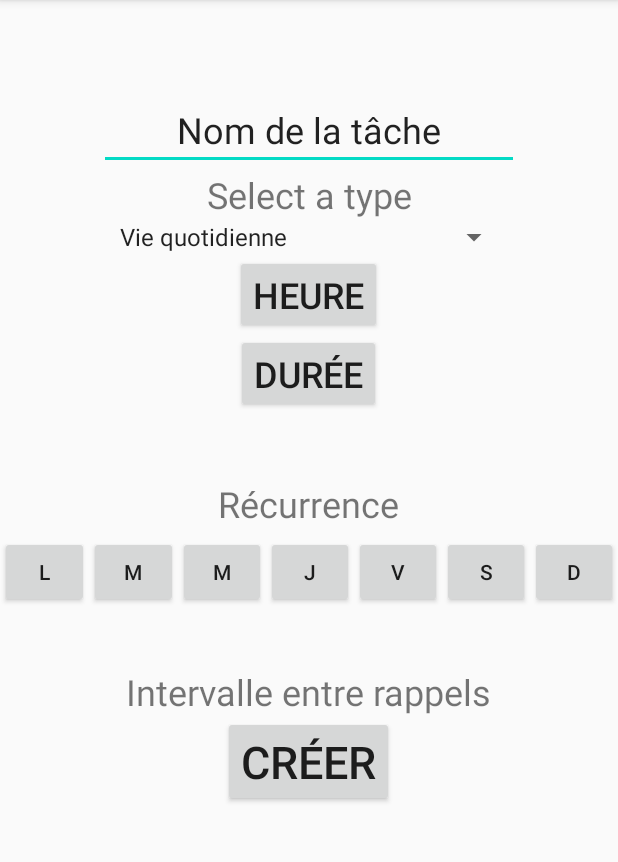
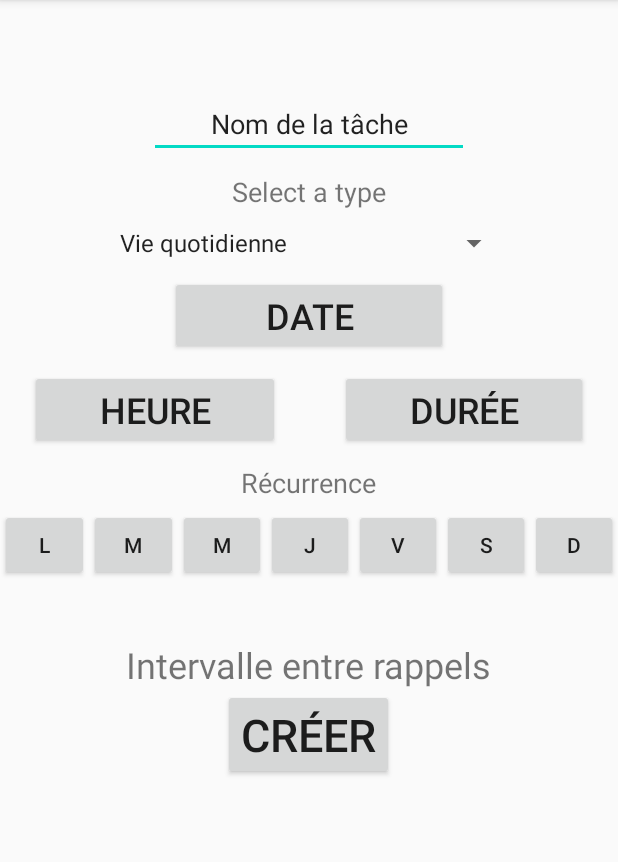
Before and after one commit to HeyCi/Schedule, an Android app: the TaskCreation screen opened directly, with no data from a screen before it, on a phone screen of 412 x 824 dp, the part 84-946 px from its top. Run offline under Robolectric (Android 15) with nearby library versions, the phone set to English and light mode, and no system bars; our stand-ins replace Firebase (no records; nobody signed in at launch, a user with empty details on screens opened directly).

Commit message:
activity in progress, some buttons missing

```diff
--- a/app/src/main/java/org/demo/schedule/TaskCreation.java
+++ b/app/src/main/java/org/demo/schedule/TaskCreation.java
@@ -21,6 +21,7 @@ public class TaskCreation extends AppCompatActivity {
     Button choose_hr_btn;
     Button choose_duree_btn;
     TimePickerDialog timePickerDialog;
+    Database bdd;
 
     @Override
     protected void onCreate(Bundle savedInstanceState) {
@@ -33,6 +34,10 @@ public class TaskCreation extends AppCompatActivity {
                 R.array.task_type, android.R.layout.simple_spinner_item);
         adapter.setDropDownViewResource(android.R.layout.simple_spinner_dropdown_item);
         spinner.setAdapter(adapter);
+
+        bdd = new Database();
+
+
 
 
         // Add a timePicker to choose the hour of the task
--- a/app/src/main/res/layout/activity_task_creation.xml
+++ b/app/src/main/res/layout/activity_task_creation.xml
@@ -17,28 +17,48 @@
         android:inputType="textPersonName"
         android:text="Nom de la tâche"
         android:textAlignment="center"
-        android:textSize="24sp" />
+        android:textSize="18sp" />
 
     <TextView
-        android:id="@+id/textView3"
+        android:id="@+id/type_text"
         android:layout_width="252dp"
         android:layout_height="wrap_content"
         android:layout_gravity="center"
+        android:layout_marginVertical="10dp"
         android:gravity="center"
         android:text="Select a type"
-        android:textSize="24sp" />
+        android:textSize="18sp" />
 
     <Spinner
         android:id="@+id/type"
         android:layout_width="268dp"
         android:layout_height="wrap_content"
         android:layout_gravity="center"
+        android:layout_marginBottom="10dp"
         android:scrollbarSize="14dp" />
+
+    <Button
+        android:id="@+id/button"
+        android:layout_width="185dp"
+        android:layout_height="wrap_content"
+        android:layout_gravity="center"
+        android:layout_marginBottom="10dp"
+        android:text="Date"
+        android:textSize="24sp" />
+
+    <LinearLayout
+        android:layout_width="match_parent"
+        android:layout_height="wrap_content"
+        android:orientation="horizontal"
+        android:layout_marginBottom="10dp">
+
 
         <Button
             android:id="@+id/btn_hr"
             android:layout_width="wrap_content"
             android:layout_height="wrap_content"
+            android:layout_weight="1"
+            android:layout_marginHorizontal="20dp"
             android:layout_gravity="center"
             android:text="Heure"
             android:textSize="24sp" />
@@ -47,10 +67,12 @@
             android:id="@+id/btn_dur"
             android:layout_width="wrap_content"
             android:layout_height="wrap_content"
+            android:layout_weight="1"
+            android:layout_marginHorizontal="20dp"
             android:layout_gravity="center"
-        android:layout_marginBottom="44dp"
             android:text="Durée"
             android:textSize="24sp" />
+    </LinearLayout>
 
     <TextView
         android:id="@+id/textView"
@@ -59,7 +81,7 @@
         android:layout_gravity="center"
         android:layout_marginBottom="5dp"
         android:text="Récurrence"
-        android:textSize="24sp" />
+        android:textSize="18sp" />
 
     <LinearLayout
         android:id="@+id/linearLayout"
```
Lines whose indentation alone changed are shown as unchanged.
